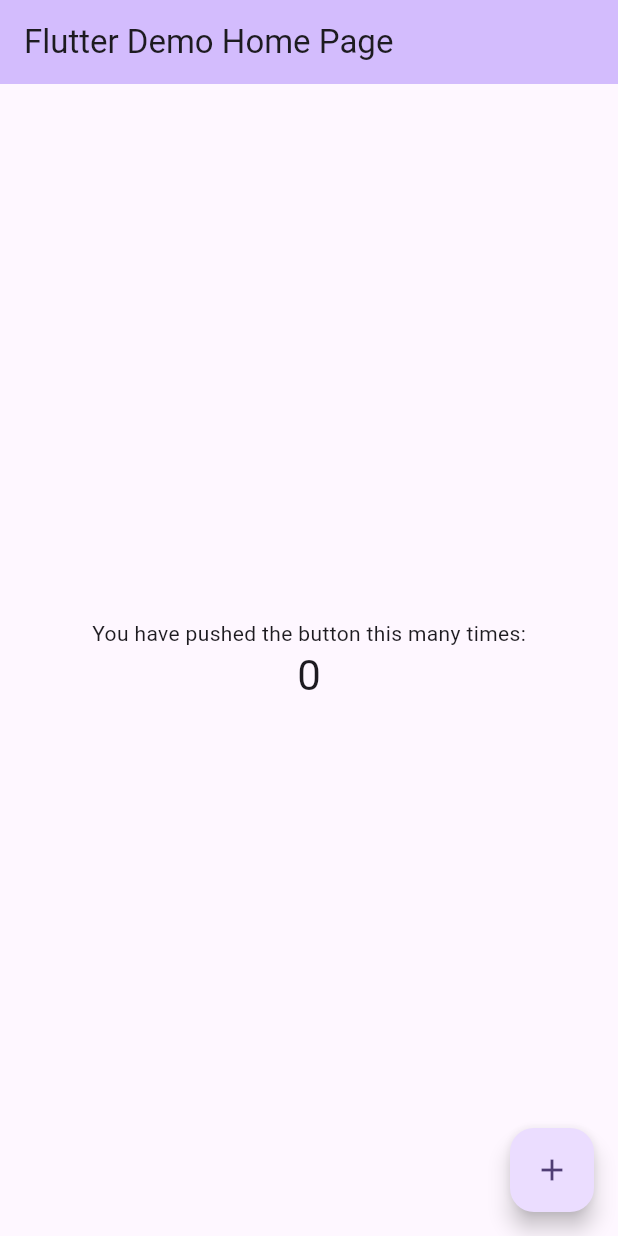
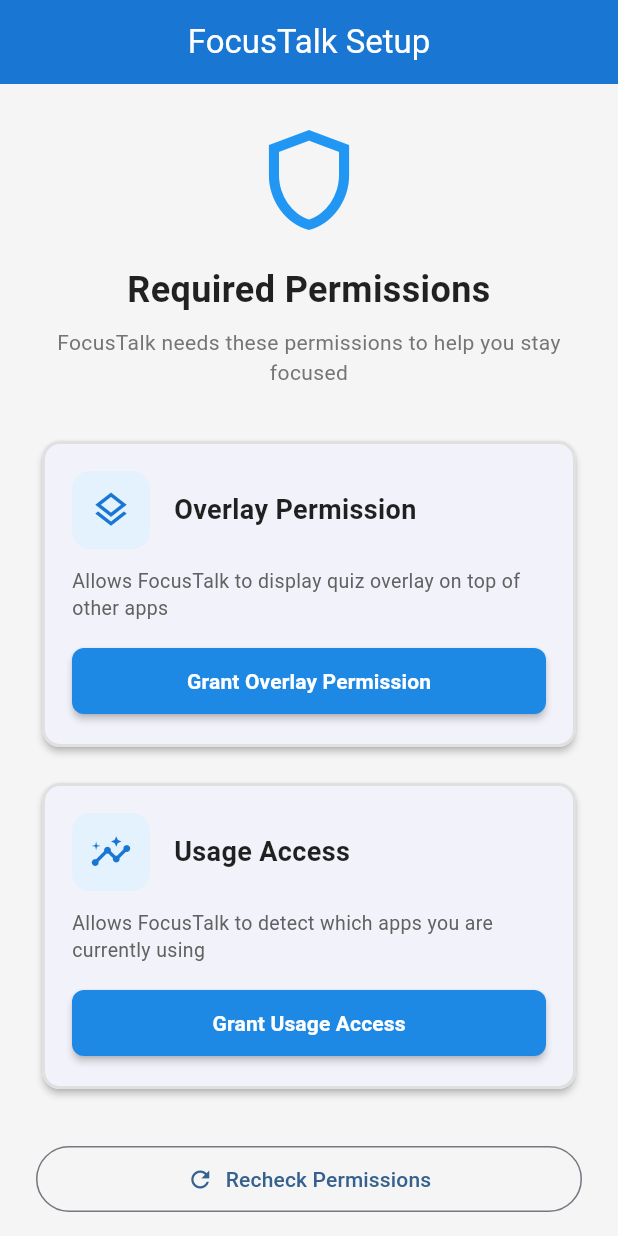
Before and after one commit to rdwnsyh/focustalk_app, a Flutter app: the screen it shows after launch, on a phone screen of 412 x 824 dp. Run offline on Flutter 3.47's test engine with Material 3 defaults, Android fonts, the phone set to English and light mode, and no system bars; missing offline and left inert: flutter_overlay_window, usage_stats.

Commit message:
tes usage access dan permission

```diff
--- a/lib/main.dart
+++ b/lib/main.dart
@@ -1,122 +1,23 @@
 import 'package:flutter/material.dart';
+import 'package:focustalk_app/screens/permission_screen.dart';
 
 void main() {
-  runApp(const MyApp());
+  runApp(const FocusTalkApp());
 }
 
-class MyApp extends StatelessWidget {
-  const MyApp({super.key});
+class FocusTalkApp extends StatelessWidget {
+  const FocusTalkApp({super.key});
 
-  // This widget is the root of your application.
   @override
   Widget build(BuildContext context) {
     return MaterialApp(
-      title: 'Flutter Demo',
+      title: 'FocusTalk',
+      debugShowCheckedModeBanner: false,
       theme: ThemeData(
-        // This is the theme of your application.
-        //
-        // TRY THIS: Try running your application with "flutter run". You'll see
-        // the application has a purple toolbar. Then, without quitting the app,
-        // try changing the seedColor in the colorScheme below to Colors.green
-        // and then invoke "hot reload" (save your changes or press the "hot
-        // reload" button in a Flutter-supported IDE, or press "r" if you used
-        // the command line to start the app).
-        //
-        // Notice that the counter didn't reset back to zero; the application
-        // state is not lost during the reload. To reset the state, use hot
-        // restart instead.
-        //
-        // This works for code too, not just values: Most code changes can be
-        // tested with just a hot reload.
-        colorScheme: ColorScheme.fromSeed(seedColor: Colors.deepPurple),
+        colorScheme: ColorScheme.fromSeed(seedColor: Colors.blue),
+        useMaterial3: true,
       ),
-      home: const MyHomePage(title: 'Flutter Demo Home Page'),
+      home: const PermissionScreen(),
     );
   }
 }
-
-class MyHomePage extends StatefulWidget {
-  const MyHomePage({super.key, required this.title});
-
-  // This widget is the home page of your application. It is stateful, meaning
-  // that it has a State object (defined below) that contains fields that affect
-  // how it looks.
-
-  // This class is the configuration for the state. It holds the values (in this
-  // case the title) provided by the parent (in this case the App widget) and
-  // used by the build method of the State. Fields in a Widget subclass are
-  // always marked "final".
-
-  final String title;
-
-  @override
-  State<MyHomePage> createState() => _MyHomePageState();
-}
-
-class _MyHomePageState extends State<MyHomePage> {
-  int _counter = 0;
-
-  void _incrementCounter() {
-    setState(() {
-      // This call to setState tells the Flutter framework that something has
-      // changed in this State, which causes it to rerun the build method below
-      // so that the display can reflect the updated values. If we changed
-      // _counter without calling setState(), then the build method would not be
-      // called again, and so nothing would appear to happen.
-      _counter++;
-    });
-  }
-
-  @override
-  Widget build(BuildContext context) {
-    // This method is rerun every time setState is called, for instance as done
-    // by the _incrementCounter method above.
-    //
-    // The Flutter framework has been optimized to make rerunning build methods
-    // fast, so that you can just rebuild anything that needs updating rather
-    // than having to individually change instances of widgets.
-    return Scaffold(
-      appBar: AppBar(
-        // TRY THIS: Try changing the color here to a specific color (to
-        // Colors.amber, perhaps?) and trigger a hot reload to see the AppBar
-        // change color while the other colors stay the same.
-        backgroundColor: Theme.of(context).colorScheme.inversePrimary,
-        // Here we take the value from the MyHomePage object that was created by
-        // the App.build method, and use it to set our appbar title.
-        title: Text(widget.title),
-      ),
-      body: Center(
-        // Center is a layout widget. It takes a single child and positions it
-        // in the middle of the parent.
-        child: Column(
-          // Column is also a layout widget. It takes a list of children and
-          // arranges them vertically. By default, it sizes itself to fit its
-          // children horizontally, and tries to be as tall as its parent.
-          //
-          // Column has various properties to control how it sizes itself and
-          // how it positions its children. Here we use mainAxisAlignment to
-          // center the children vertically; the main axis here is the vertical
-          // axis because Columns are vertical (the cross axis would be
-          // horizontal).
-          //
-          // TRY THIS: Invoke "debug painting" (choose the "Toggle Debug Paint"
-          // action in the IDE, or press "p" in the console), to see the
-          // wireframe for each widget.
-          mainAxisAlignment: MainAxisAlignment.center,
-          children: <Widget>[
-            const Text('You have pushed the button this many times:'),
-            Text(
-              '$_counter',
-              style: Theme.of(context).textTheme.headlineMedium,
-            ),
-          ],
-        ),
-      ),
-      floatingActionButton: FloatingActionButton(
-        onPressed: _incrementCounter,
-        tooltip: 'Increment',
-        child: const Icon(Icons.add),
-      ), // This trailing comma makes auto-formatting nicer for build methods.
-    );
-  }
-}
--- /dev/null
+++ b/lib/screens/permission_screen.dart
@@ -0,0 +1,392 @@
+import 'package:flutter/material.dart';
+import 'package:flutter_overlay_window/flutter_overlay_window.dart';
+import 'package:usage_stats/usage_stats.dart';
+
+class PermissionScreen extends StatefulWidget {
+  const PermissionScreen({super.key});
+
+  @override
+  State<PermissionScreen> createState() => _PermissionScreenState();
+}
+
+class _PermissionScreenState extends State<PermissionScreen> {
+  bool _overlayPermissionGranted = false;
+  bool _usageAccessGranted = false;
+  bool _isChecking = true;
+
+  @override
+  void initState() {
+    super.initState();
+    _checkPermissions();
+  }
+
+  /// Check both overlay and usage access permissions
+  Future<void> _checkPermissions() async {
+    setState(() {
+      _isChecking = true;
+    });
+
+    try {
+      // Check overlay permission
+      final overlayStatus = await FlutterOverlayWindow.isPermissionGranted();
+
+      // Check usage access permission
+      final usageStatus = await UsageStats.checkUsagePermission() ?? false;
+
+      setState(() {
+        _overlayPermissionGranted = overlayStatus;
+        _usageAccessGranted = usageStatus;
+        _isChecking = false;
+      });
+    } catch (e) {
+      setState(() {
+        _isChecking = false;
+      });
+      if (mounted) {
+        ScaffoldMessenger.of(context).showSnackBar(
+          SnackBar(content: Text('Error checking permissions: $e')),
+        );
+      }
+    }
+  }
+
+  /// Request overlay permission
+  Future<void> _requestOverlayPermission() async {
+    try {
+      final granted = await FlutterOverlayWindow.requestPermission();
+      setState(() {
+        _overlayPermissionGranted = granted ?? false;
+      });
+
+      if (granted == true && mounted) {
+        ScaffoldMessenger.of(context).showSnackBar(
+          const SnackBar(
+            content: Text('Overlay permission granted!'),
+            backgroundColor: Colors.green,
+          ),
+        );
+      }
+    } catch (e) {
+      if (mounted) {
+        ScaffoldMessenger.of(context).showSnackBar(
+          SnackBar(content: Text('Error requesting overlay permission: $e')),
+        );
+      }
+    }
+  }
+
+  /// Request usage access permission
+  Future<void> _requestUsageAccess() async {
+    try {
+      await UsageStats.grantUsagePermission();
+
+      // Wait a moment then recheck
+      await Future.delayed(const Duration(seconds: 1));
+      final granted = await UsageStats.checkUsagePermission() ?? false;
+
+      setState(() {
+        _usageAccessGranted = granted;
+      });
+
+      if (granted && mounted) {
+        ScaffoldMessenger.of(context).showSnackBar(
+          const SnackBar(
+            content: Text('Usage access granted!'),
+            backgroundColor: Colors.green,
+          ),
+        );
+      }
+    } catch (e) {
+      if (mounted) {
+        ScaffoldMessenger.of(context).showSnackBar(
+          SnackBar(content: Text('Error requesting usage access: $e')),
+        );
+      }
+    }
+  }
+
+  /// Navigate to home screen when both permissions granted
+  void _continueToApp() {
+    // TODO: Navigate to home screen
+    // Navigator.pushReplacement(
+    //   context,
+    //   MaterialPageRoute(builder: (context) => const HomeScreen()),
+    // );
+    ScaffoldMessenger.of(context).showSnackBar(
+      const SnackBar(
+        content: Text('Ready to continue! (Navigation not implemented yet)'),
+        backgroundColor: Colors.blue,
+      ),
+    );
+  }
+
+  @override
+  Widget build(BuildContext context) {
+    final allPermissionsGranted =
+        _overlayPermissionGranted && _usageAccessGranted;
+
+    return Scaffold(
+      backgroundColor: Colors.grey[100],
+      appBar: AppBar(
+        title: const Text('FocusTalk Setup'),
+        centerTitle: true,
+        backgroundColor: Colors.blue[700],
+        foregroundColor: Colors.white,
+        elevation: 0,
+      ),
+      body:
+          _isChecking
+              ? const Center(child: CircularProgressIndicator())
+              : SingleChildScrollView(
+                padding: const EdgeInsets.all(24.0),
+                child: Column(
+                  crossAxisAlignment: CrossAxisAlignment.stretch,
+                  children: [
+                    // Header section
+                    const Icon(
+                      Icons.shield_outlined,
+                      size: 80,
+                      color: Colors.blue,
+                    ),
+                    const SizedBox(height: 16),
+                    const Text(
+                      'Required Permissions',
+                      textAlign: TextAlign.center,
+                      style: TextStyle(
+                        fontSize: 24,
+                        fontWeight: FontWeight.bold,
+                        color: Colors.black87,
+                      ),
+                    ),
+                    const SizedBox(height: 8),
+                    Text(
+                      'FocusTalk needs these permissions to help you stay focused',
+                      textAlign: TextAlign.center,
+                      style: TextStyle(fontSize: 14, color: Colors.grey[600]),
+                    ),
+                    const SizedBox(height: 32),
+
+                    // Overlay Permission Card
+                    _buildPermissionCard(
+                      icon: Icons.layers_outlined,
+                      title: 'Overlay Permission',
+                      description:
+                          'Allows FocusTalk to display quiz overlay on top of other apps',
+                      isGranted: _overlayPermissionGranted,
+                      buttonText:
+                          _overlayPermissionGranted
+                              ? 'Granted ✓'
+                              : 'Grant Overlay Permission',
+                      onPressed:
+                          _overlayPermissionGranted
+                              ? null
+                              : _requestOverlayPermission,
+                    ),
+
+                    const SizedBox(height: 16),
+
+                    // Usage Access Permission Card
+                    _buildPermissionCard(
+                      icon: Icons.insights_outlined,
+                      title: 'Usage Access',
+                      description:
+                          'Allows FocusTalk to detect which apps you are currently using',
+                      isGranted: _usageAccessGranted,
+                      buttonText:
+                          _usageAccessGranted
+                              ? 'Granted ✓'
+                              : 'Grant Usage Access',
+                      onPressed:
+                          _usageAccessGranted ? null : _requestUsageAccess,
+                    ),
+
+                    const SizedBox(height: 32),
+
+                    // Recheck permissions button
+                    OutlinedButton.icon(
+                      onPressed: _checkPermissions,
+                      icon: const Icon(Icons.refresh),
+                      label: const Text('Recheck Permissions'),
+                      style: OutlinedButton.styleFrom(
+                        padding: const EdgeInsets.symmetric(vertical: 12),
+                      ),
+                    ),
+
+                    const SizedBox(height: 24),
+
+                    // Continue button (only shown when all permissions granted)
+                    if (allPermissionsGranted)
+                      ElevatedButton(
+                        onPressed: _continueToApp,
+                        style: ElevatedButton.styleFrom(
+                          backgroundColor: Colors.green[600],
+                          foregroundColor: Colors.white,
+                          padding: const EdgeInsets.symmetric(vertical: 16),
+                          shape: RoundedRectangleBorder(
+                            borderRadius: BorderRadius.circular(12),
+                          ),
+                          elevation: 2,
+                        ),
+                        child: const Row(
+                          mainAxisAlignment: MainAxisAlignment.center,
+                          children: [
+                            Text(
+                              'Continue to App',
+                              style: TextStyle(
+                                fontSize: 16,
+                                fontWeight: FontWeight.bold,
+                              ),
+                            ),
+                            SizedBox(width: 8),
+                            Icon(Icons.arrow_forward),
+                          ],
+                        ),
+                      ),
+
+                    const SizedBox(height: 16),
+
+                    // Status message
+                    if (!allPermissionsGranted)
+                      Container(
+                        padding: const EdgeInsets.all(16),
+                        decoration: BoxDecoration(
+                          color: Colors.orange[50],
+                          borderRadius: BorderRadius.circular(12),
+                          border: Border.all(color: Colors.orange[200]!),
+                        ),
+                        child: Row(
+                          children: [
+                            Icon(Icons.info_outline, color: Colors.orange[700]),
+                            const SizedBox(width: 12),
+                            Expanded(
+                              child: Text(
+                                'Please grant all permissions to use FocusTalk',
+                                style: TextStyle(
+                                  color: Colors.orange[900],
+                                  fontSize: 13,
+                                ),
+                              ),
+                            ),
+                          ],
+                        ),
+                      ),
+                  ],
+                ),
+              ),
+    );
+  }
+
+  /// Build individual permission card
+  Widget _buildPermissionCard({
+    required IconData icon,
+    required String title,
+    required String description,
+    required bool isGranted,
+    required String buttonText,
+    required VoidCallback? onPressed,
+  }) {
+    return Card(
+      elevation: 2,
+      shape: RoundedRectangleBorder(
+        borderRadius: BorderRadius.circular(12),
+        side: BorderSide(
+          color: isGranted ? Colors.green[300]! : Colors.grey[300]!,
+          width: 2,
+        ),
+      ),
+      child: Padding(
+        padding: const EdgeInsets.all(20.0),
+        child: Column(
+          crossAxisAlignment: CrossAxisAlignment.start,
+          children: [
+            Row(
+              children: [
+                Container(
+                  padding: const EdgeInsets.all(12),
+                  decoration: BoxDecoration(
+                    color: isGranted ? Colors.green[50] : Colors.blue[50],
+                    borderRadius: BorderRadius.circular(12),
+                  ),
+                  child: Icon(
+                    icon,
+                    color: isGranted ? Colors.green[700] : Colors.blue[700],
+                    size: 28,
+                  ),
+                ),
+                const SizedBox(width: 16),
+                Expanded(
+                  child: Column(
+                    crossAxisAlignment: CrossAxisAlignment.start,
+                    children: [
+                      Text(
+                        title,
+                        style: const TextStyle(
+                          fontSize: 18,
+                          fontWeight: FontWeight.bold,
+                          color: Colors.black87,
+                        ),
+                      ),
+                      if (isGranted)
+                        Container(
+                          margin: const EdgeInsets.only(top: 4),
+                          padding: const EdgeInsets.symmetric(
+                            horizontal: 8,
+                            vertical: 2,
+                          ),
+                          decoration: BoxDecoration(
+                            color: Colors.green[100],
+                            borderRadius: BorderRadius.circular(4),
+                          ),
+                          child: Text(
+                            'Active',
+                            style: TextStyle(
+                              fontSize: 11,
+                              fontWeight: FontWeight.bold,
+                              color: Colors.green[800],
+                            ),
+                          ),
+                        ),
+                    ],
+                  ),
+                ),
+              ],
+            ),
+            const SizedBox(height: 12),
+            Text(
+              description,
+              style: TextStyle(
+                fontSize: 13,
+                color: Colors.grey[700],
+                height: 1.4,
+              ),
+            ),
+            const SizedBox(height: 16),
+            SizedBox(
+              width: double.infinity,
+              child: ElevatedButton(
+                onPressed: onPressed,
+                style: ElevatedButton.styleFrom(
+                  backgroundColor:
+                      isGranted ? Colors.green[600] : Colors.blue[600],
+                  foregroundColor: Colors.white,
+                  padding: const EdgeInsets.symmetric(vertical: 12),
+                  shape: RoundedRectangleBorder(
+                    borderRadius: BorderRadius.circular(8),
+                  ),
+                  elevation: isGranted ? 0 : 2,
+                ),
+                child: Text(
+                  buttonText,
+                  style: const TextStyle(
+                    fontSize: 14,
+                    fontWeight: FontWeight.bold,
+                  ),
+                ),
+              ),
+            ),
+          ],
+        ),
+      ),
+    );
+  }
+}
```
Also changed, not shown: pubspec.yaml (+27 -2 lines), pubspec.lock, 4 other files.
